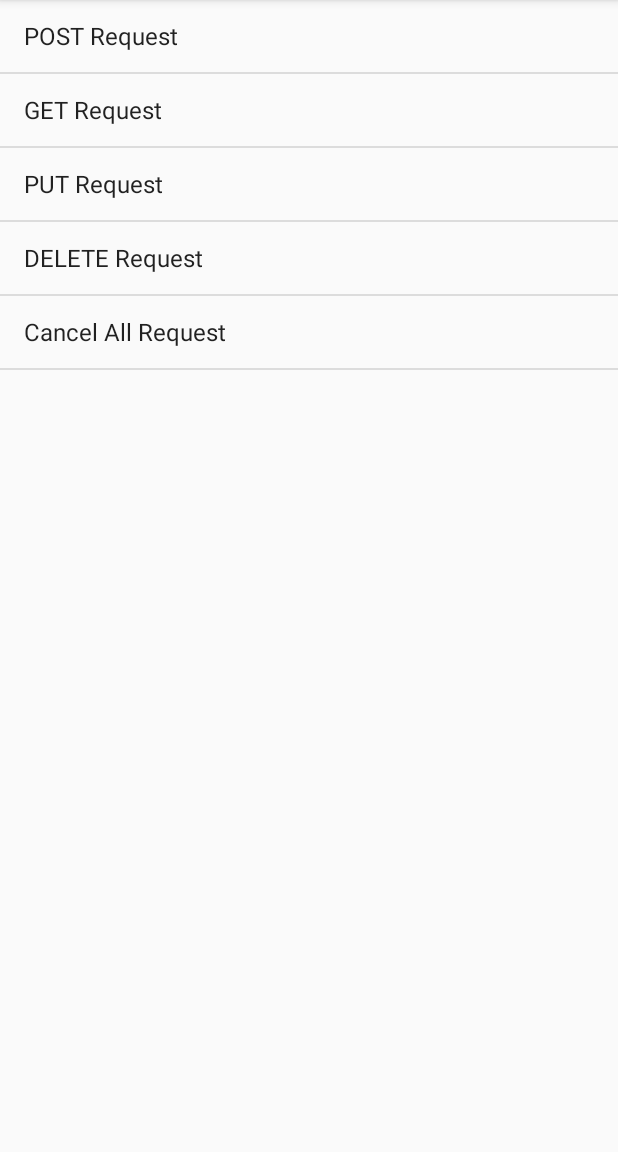
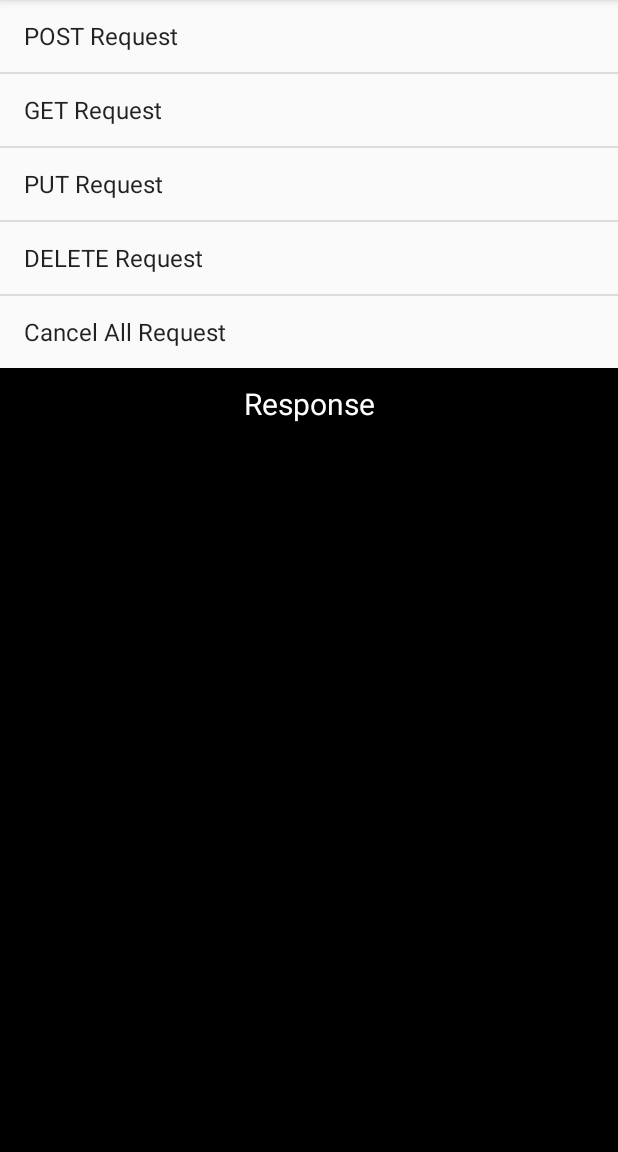
Before and after one commit to nisrulz/OptimusHTTP, an Android app: the screen it shows after launch (MainActivity), on a phone screen of 412 x 824 dp, the part 84-1236 px from its top. Run offline under Robolectric (Android 15) with nearby library versions, the phone set to English and light mode, and no system bars.

Commit message:
[*] updated layout to display result in app and added random name api link

```diff
--- a/sample/src/main/res/layout/activity_main.xml
+++ b/sample/src/main/res/layout/activity_main.xml
@@ -14,16 +14,44 @@
   ~ limitations under the License.
   -->
 
-<RelativeLayout xmlns:android="http://schemas.android.com/apk/res/android"
+<RelativeLayout
+    xmlns:android="http://schemas.android.com/apk/res/android"
     xmlns:tools="http://schemas.android.com/tools"
     android:layout_width="match_parent"
     android:layout_height="match_parent"
-				tools:context=".MainActivity">
+    tools:context=".MainActivity"
+    >
 
   <ListView
+      android:id="@+id/listView"
+      android:layout_width="match_parent"
+      android:layout_height="wrap_content"
+      android:layout_alignParentTop="true"
+      android:layout_centerHorizontal="true"
+      />
+
+  <TextView
+      android:id="@+id/txt_title"
+      android:layout_width="match_parent"
+      android:layout_height="wrap_content"
+      android:layout_below="@+id/listView"
+      android:background="@android:color/background_dark"
+      android:gravity="center_horizontal|center_vertical"
+      android:text="Response"
+      android:padding="10dp"
+      android:textSize="20sp"
+      android:textColor="@android:color/white"
+      />
+
+  <TextView
+      android:id="@+id/txt_res"
       android:layout_width="match_parent"
       android:layout_height="match_parent"
-		android:id="@+id/listView"
-		android:layout_alignParentTop="true"
-		android:layout_centerHorizontal="true"/>
+      android:layout_alignParentBottom="true"
+      android:layout_below="@+id/txt_title"
+      android:background="@android:color/background_dark"
+      android:gravity="center_horizontal|center_vertical"
+      android:textColor="@android:color/white"
+      />
+
 </RelativeLayout>
```
Also changed, not shown: sample/src/main/java/github/nisrulz/sampleoptimushttp/MainActivity.java (+59 -15 lines). Lines whose indentation alone changed are shown as unchanged.
